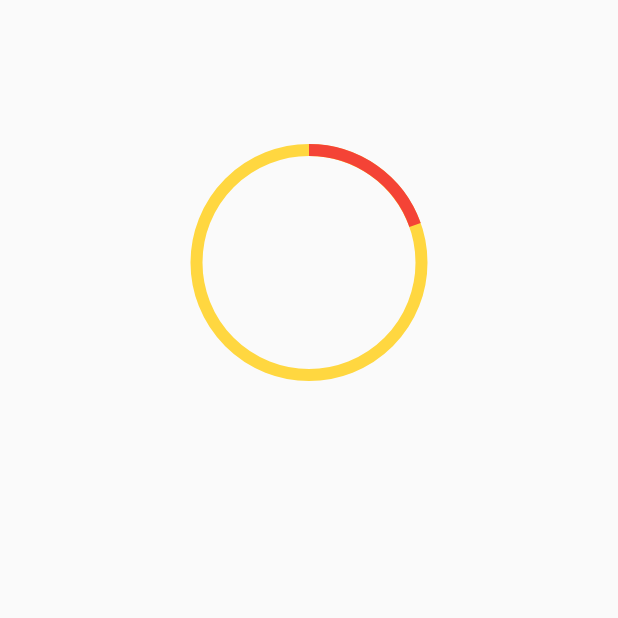
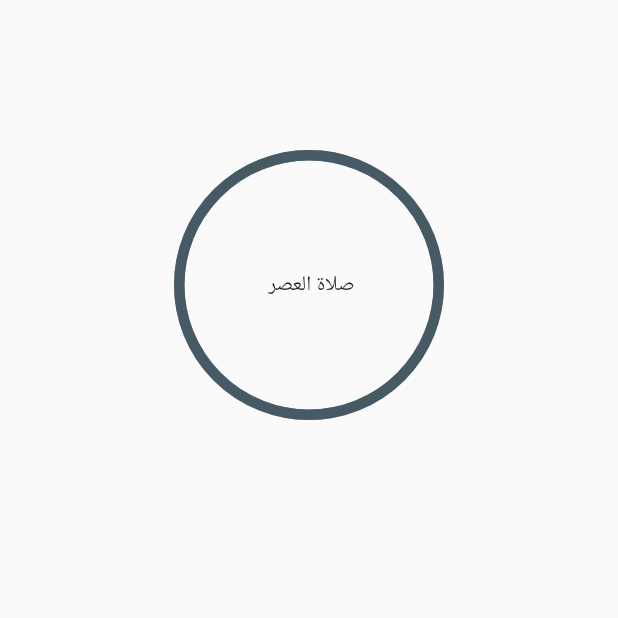
Before and after one commit to Naif1995/prayer_time_flutter, a Flutter app: the ParayerTime screen opened directly, on a phone screen of 412 x 824 dp, the top half of it. Run offline on Flutter 3.47's test engine with Material 2 defaults, Android fonts, the phone set to English and light mode, and no system bars; drawn by our look-alikes of percent_indicator.

```diff
--- a/lib/screen/PrayerTime.dart
+++ b/lib/screen/PrayerTime.dart
@@ -1,4 +1,5 @@
 import 'package:flutter/material.dart';
+import 'package:percent_indicator/circular_percent_indicator.dart';
 
 class ParayerTime extends StatefulWidget {
   const ParayerTime({super.key});
@@ -40,23 +41,21 @@ class _ParayerTimeState extends State<ParayerTime> {
     return Scaffold(
       body: Column(
         children: [
-          SizedBox(
-            height: 100,
+           Padding(
+            padding: EdgeInsets.symmetric(vertical: 50.0),
           ),
           Center(
-              child: Container(
-            height: 150,
-            width: 150,
-            child: CircularProgressIndicator(
-              backgroundColor: Colors.amberAccent,
-              strokeWidth: 8,
-              color: Colors.green,
-              // the valueColor property takes the preference
-              // over color property
-              valueColor: AlwaysStoppedAnimation(Colors.red),
-              value: _counter,
+            child: new CircularPercentIndicator(
+              animation: true,
+              animationDuration: 10000,
+              radius: 90,
+              lineWidth: 7,
+              percent: 1,
+              center: Text(" صلاة العصر" ),
+              progressColor: Colors.blueGrey[700],
+              backgroundColor: Colors.grey,
             ),
-          )),
+          ),
         ],
       ),
     );
```
